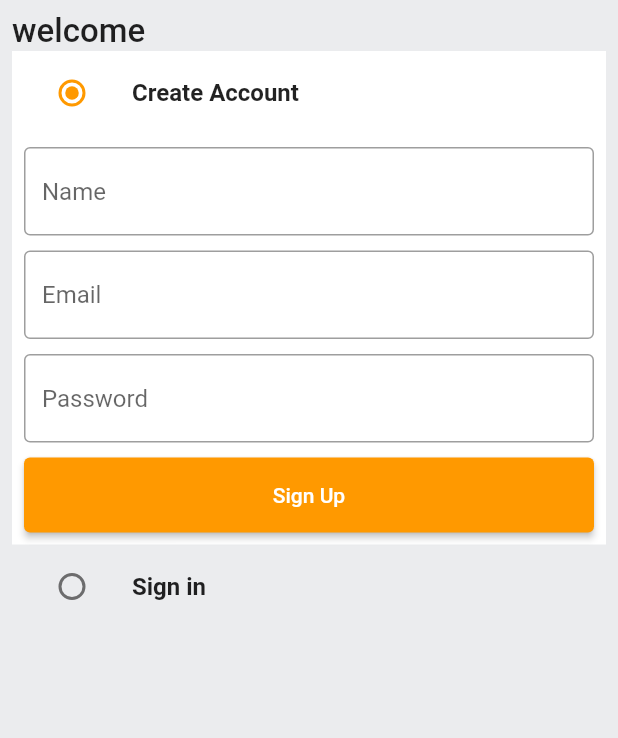
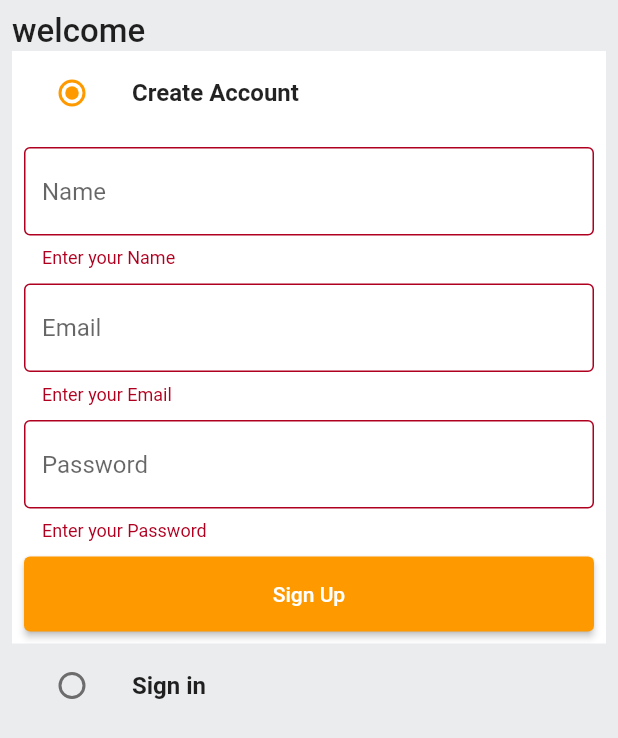
Before and after one commit to MaheelLakshan/amazon_clone_with_node_frontend, a Flutter app: the screen it shows after launch, after a tap on "Sign Up", on a phone screen of 412 x 824 dp. Shown: the top 738 px of the screen. Run offline on Flutter 3.47's test engine with Material 2 defaults, Android fonts, the phone set to English and light mode, and no system bars.

Commit message:
sign up is done

```diff
--- a/lib/common/widgets/custom_text_field.dart
+++ b/lib/common/widgets/custom_text_field.dart
@@ -24,6 +24,11 @@ class CustomTextField extends StatelessWidget {
             color: Colors.black38,
           )),
         ),
-        validator: (val) {});
+        validator: (val) {
+          if (val == null || val.isEmpty) {
+            return 'Enter your $hintText';
+          }
+          return null;
+        });
   }
 }
--- a/lib/constants/global_variables.dart
+++ b/lib/constants/global_variables.dart
@@ -1,4 +1,7 @@
 import 'package:flutter/material.dart';
+
+// String uri = 'http://192.168.1.101/8000';
+String uri = 'http://10.0.2.2:8080';
 
 class GlobalVariables {
   //colors
--- a/lib/features/auth/screens/auth_screen.dart
+++ b/lib/features/auth/screens/auth_screen.dart
@@ -1,6 +1,7 @@
 import 'package:amazon_clone_with_node_frontend/common/widgets/custom_button.dart';
 import 'package:amazon_clone_with_node_frontend/common/widgets/custom_text_field.dart';
 import 'package:amazon_clone_with_node_frontend/constants/global_variables.dart';
+import 'package:amazon_clone_with_node_frontend/features/auth/services/auth_service.dart';
 import 'package:flutter/material.dart';
 
 enum Auth {
@@ -20,6 +21,7 @@ class _AuthScreenState extends State<AuthScreen> {
   Auth _auth = Auth.signup;
   final _signUpFormKey = GlobalKey<FormState>();
   final _signInFormKey = GlobalKey<FormState>();
+  final AuthService authService = AuthService();
   final TextEditingController _emailController = TextEditingController();
   final TextEditingController _passwordController = TextEditingController();
   final TextEditingController _nameController = TextEditingController();
@@ -30,6 +32,14 @@ class _AuthScreenState extends State<AuthScreen> {
     _emailController.dispose();
     _passwordController.dispose();
     _nameController.dispose();
+  }
+
+  void signUpUser() {
+    authService.signUpUser(
+        context: context,
+        email: _emailController.text,
+        password: _passwordController.text,
+        name: _nameController.text);
   }
 
   @override
@@ -94,7 +104,13 @@ class _AuthScreenState extends State<AuthScreen> {
                       const SizedBox(
                         height: 10,
                       ),
-                      CustomButton(text: 'Sign Up', onTap: () {})
+                      CustomButton(
+                          text: 'Sign Up',
+                          onTap: () {
+                            if (_signUpFormKey.currentState!.validate()) {
+                              signUpUser();
+                            }
+                          })
                     ],
                   ),
                 ),
--- a/lib/features/auth/services/auth_service.dart
+++ b/lib/features/auth/services/auth_service.dart
@@ -0,0 +1,46 @@
+import 'package:amazon_clone_with_node_frontend/constants/error_handling.dart';
+import 'package:amazon_clone_with_node_frontend/constants/global_variables.dart';
+import 'package:amazon_clone_with_node_frontend/constants/utils.dart';
+import 'package:amazon_clone_with_node_frontend/models/user.dart';
+import 'package:flutter/material.dart';
+import 'package:http/http.dart' as http;
+
+class AuthService {
+// SIGN UP USER
+  void signUpUser(
+      {required BuildContext context,
+      required String email,
+      required String password,
+      required String name}) async {
+    try {
+      User user = User(
+          Id: 'ljlkl',
+          name: name,
+          email: email,
+          password: password,
+          address: '',
+          type: '',
+          token: '');
+
+      http.Response res = await http.post(
+        Uri.parse('$uri/api/signup'),
+        body: user.toJson(),
+        headers: <String, String>{
+          'Content-Type': 'application/json; charset=UTF-8',
+        },
+      );
+
+      httpErrorHandle(
+        response: res,
+        context: context,
+        onSuccess: () {
+          showSnackBar(context, 'Account has been created !');
+        },
+      );
+
+      // print(res.body);
+    } catch (e) {
+      showSnackBar(context, e.toString());
+    }
+  }
+}
--- /dev/null
+++ b/lib/models/user.dart
@@ -0,0 +1,46 @@
+import 'dart:convert';
+
+class User {
+  final String Id;
+  final String name;
+  final String email;
+  final String password;
+  final String address;
+  final String type;
+  final String token;
+
+  Map<String, dynamic> toMap() {
+    return {
+      "Id": Id,
+      "name": name,
+      "email": email,
+      "password": password,
+      "address": address,
+      "type": type,
+      "token": token,
+    };
+  }
+
+  factory User.fromMap(Map<String, dynamic> map) {
+    return User(
+      Id: map["_id"] ?? "",
+      name: map["name"] ?? "",
+      email: map["email"] ?? "",
+      password: map["password"] ?? "",
+      address: map["address"] ?? "",
+      type: map["type"] ?? "",
+      token: map["token"] ?? "",
+    );
+  }
+
+  String toJson() => json.encode(toMap());
+
+  User(
+      {required this.Id,
+      required this.name,
+      required this.password,
+      required this.address,
+      required this.type,
+      required this.token,
+      required this.email});
+}
--- a/pubspec.yaml
+++ b/pubspec.yaml
@@ -35,6 +35,7 @@ dependencies:
   # The following adds the Cupertino Icons font to your application.
   # Use with the CupertinoIcons class for iOS style icons.
   cupertino_icons: ^1.0.2
+  http: ^0.13.6
 
 dev_dependencies:
   flutter_test:
```
Also changed, not shown: lib/constants/error_handling.dart (added, +30 -0 lines), lib/constants/utils.dart (added, +9 -0 lines), pubspec.lock.
